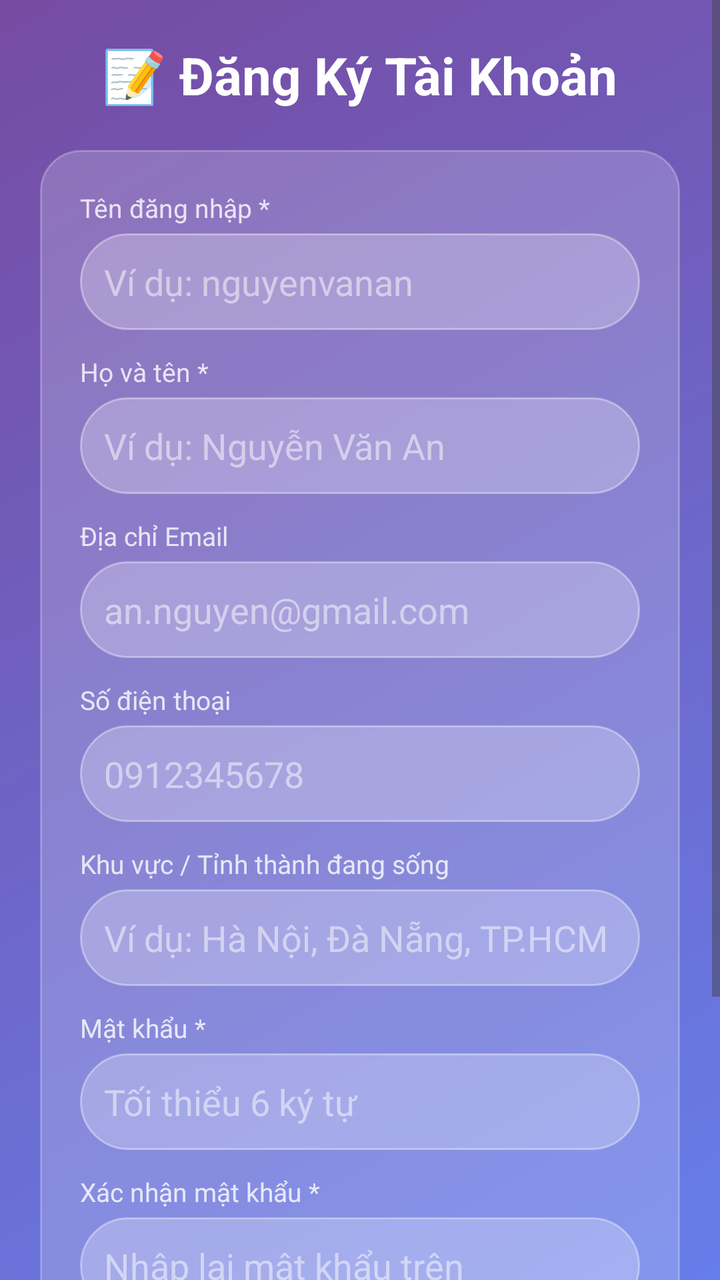
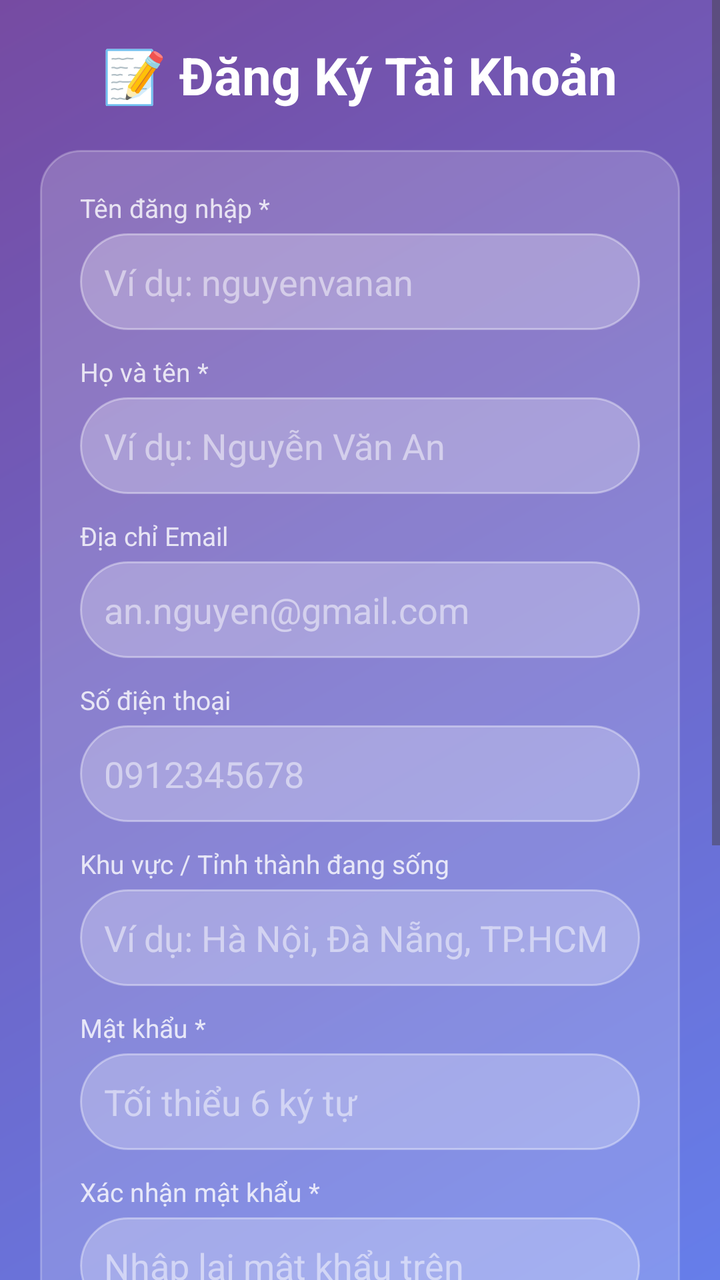

Before-and-after screenshots of an Android layout around one commit, followed by the original layout XML and the change that was made.
<!-- AndroidManifest.xml: application theme Theme.DuBaoThoiTiet -->
<!-- res/layout/activity_register.xml -->
<?xml version="1.0" encoding="utf-8"?>
<ScrollView xmlns:android="http://schemas.android.com/apk/res/android"
    android:layout_width="match_parent"
    android:layout_height="match_parent"
    android:background="@drawable/gradient_background"
    android:fillViewport="true"
    android:fitsSystemWindows="true">

    <LinearLayout
        android:layout_width="match_parent"
        android:layout_height="wrap_content"
        android:orientation="vertical"
        android:padding="20dp"
        android:gravity="center">

        <TextView
            android:layout_width="wrap_content"
            android:layout_height="wrap_content"
            android:text="📝 Đăng Ký Tài Khoản"
            android:textColor="@android:color/white"
            android:textSize="26sp"
            android:textStyle="bold"
            android:layout_marginBottom="20dp"/>

        
        <LinearLayout
            android:layout_width="match_parent"
            android:layout_height="wrap_content"
            android:orientation="vertical"
            android:background="@drawable/card_background"
            android:padding="20dp">

            
            <TextView
                android:layout_width="wrap_content"
                android:layout_height="wrap_content"
                android:text="Tên đăng nhập *"
                android:textColor="#CCFFFFFF"
                android:textSize="13sp"
                android:layout_marginBottom="4dp"/>

            <EditText
                android:id="@+id/etRegUsername"
                android:layout_width="match_parent"
                android:layout_height="wrap_content"
                android:hint="Ví dụ: nguyenvanan"
                android:textColorHint="#80FFFFFF"
                android:textColor="@android:color/white"
                android:background="@drawable/search_background"
                android:padding="12dp"
                android:inputType="text"
                android:layout_marginBottom="12dp"/>

            
            <TextView
                android:layout_width="wrap_content"
                android:layout_height="wrap_content"
                android:text="Họ và tên *"
                android:textColor="#CCFFFFFF"
                android:textSize="13sp"
                android:layout_marginBottom="4dp"/>

            <EditText
                android:id="@+id/etRegFullName"
                android:layout_width="match_parent"
                android:layout_height="wrap_content"
                android:hint="Ví dụ: Nguyễn Văn An"
                android:textColorHint="#80FFFFFF"
                android:textColor="@android:color/white"
                android:background="@drawable/search_background"
                android:padding="12dp"
                android:inputType="textPersonName"
                android:layout_marginBottom="12dp"/>

            
            <TextView
                android:layout_width="wrap_content"
                android:layout_height="wrap_content"
                android:text="Địa chỉ Email"
                android:textColor="#CCFFFFFF"
                android:textSize="13sp"
                android:layout_marginBottom="4dp"/>

            <EditText
                android:id="@+id/etRegEmail"
                android:layout_width="match_parent"
                android:layout_height="wrap_content"
                android:hint="an.nguyen@gmail.com"
                android:textColorHint="#80FFFFFF"
                android:textColor="@android:color/white"
                android:background="@drawable/search_background"
                android:padding="12dp"
                android:inputType="textEmailAddress"
                android:layout_marginBottom="12dp"/>

            
            <TextView
                android:layout_width="wrap_content"
                android:layout_height="wrap_content"
                android:text="Số điện thoại"
                android:textColor="#CCFFFFFF"
                android:textSize="13sp"
                android:layout_marginBottom="4dp"/>

            <EditText
                android:id="@+id/etRegPhone"
                android:layout_width="match_parent"
                android:layout_height="wrap_content"
                android:hint="0912345678"
                android:textColorHint="#80FFFFFF"
                android:textColor="@android:color/white"
                android:background="@drawable/search_background"
                android:padding="12dp"
                android:inputType="phone"
                android:layout_marginBottom="12dp"/>

            
            <TextView
                android:layout_width="wrap_content"
                android:layout_height="wrap_content"
                android:text="Khu vực / Tỉnh thành đang sống"
                android:textColor="#CCFFFFFF"
                android:textSize="13sp"
                android:layout_marginBottom="4dp"/>

            <EditText
                android:id="@+id/etRegLocation"
                android:layout_width="match_parent"
                android:layout_height="wrap_content"
                android:hint="Ví dụ: Hà Nội, Đà Nẵng, TP.HCM"
                android:textColorHint="#80FFFFFF"
                android:textColor="@android:color/white"
                android:background="@drawable/search_background"
                android:padding="12dp"
                android:inputType="text"
                android:layout_marginBottom="12dp"/>

            
            <TextView
                android:layout_width="wrap_content"
                android:layout_height="wrap_content"
                android:text="Mật khẩu *"
                android:textColor="#CCFFFFFF"
                android:textSize="13sp"
                android:layout_marginBottom="4dp"/>

            <EditText
                android:id="@+id/etRegPassword"
                android:layout_width="match_parent"
                android:layout_height="wrap_content"
                android:hint="Tối thiểu 6 ký tự"
                android:textColorHint="#80FFFFFF"
                android:textColor="@android:color/white"
                android:background="@drawable/search_background"
                android:padding="12dp"
                android:inputType="textPassword"
                android:layout_marginBottom="12dp"/>

            
            <TextView
                android:layout_width="wrap_content"
                android:layout_height="wrap_content"
                android:text="Xác nhận mật khẩu *"
                android:textColor="#CCFFFFFF"
                android:textSize="13sp"
                android:layout_marginBottom="4dp"/>

            <EditText
                android:id="@+id/etRegConfirmPassword"
                android:layout_width="match_parent"
                android:layout_height="wrap_content"
                android:hint="Nhập lại mật khẩu trên"
                android:textColorHint="#80FFFFFF"
                android:textColor="@android:color/white"
                android:background="@drawable/search_background"
                android:padding="12dp"
                android:inputType="textPassword"
                android:layout_marginBottom="20dp"/>

            
            <Button
                android:id="@+id/btnSubmitRegister"
                android:layout_width="match_parent"
                android:layout_height="wrap_content"
                android:text="Hoàn Tất Đăng Ký"
                android:textColor="@android:color/white"
                android:textSize="16sp"
                android:textStyle="bold"
                android:background="@drawable/button_normal"
                android:padding="14dp"
                android:layout_marginBottom="12dp"/>

            
            <TextView
                android:id="@+id/tvBackToLogin"
                android:layout_width="wrap_content"
                android:layout_height="wrap_content"
                android:text="Đã có tài khoản? Đăng nhập ngay"
                android:textColor="#B3FFFFFF"
                android:textSize="14sp"
                android:layout_gravity="center"
                android:padding="8dp"
                android:clickable="true"
                android:focusable="true"/>

        </LinearLayout>
    </LinearLayout>
</ScrollView>
<!-- resources referenced by this layout -->
<resources>
  <!-- drawable button_normal (drawable) -->
  <?xml version="1.0" encoding="utf-8"?>
  <shape xmlns:android="http://schemas.android.com/apk/res/android"
      android:shape="rectangle">
      <solid android:color="#40FFFFFF"/>
      <corners android:radius="15dp"/>
      <stroke
          android:width="1dp"
          android:color="#60FFFFFF"/>
  </shape>
  <!-- drawable card_background (drawable) -->
  <?xml version="1.0" encoding="utf-8"?>
  <shape xmlns:android="http://schemas.android.com/apk/res/android"
      android:shape="rectangle">
      <solid android:color="#30FFFFFF"/>
      <corners android:radius="20dp"/>
      <stroke
          android:width="1dp"
          android:color="#40FFFFFF"/>
  </shape>
  <!-- drawable gradient_background (drawable) -->
  <?xml version="1.0" encoding="utf-8"?>
  <shape xmlns:android="http://schemas.android.com/apk/res/android">
      <gradient
          android:angle="135"
          android:startColor="#667eea"
          android:endColor="#764ba2"
          android:type="linear"/>
  </shape>
  <!-- drawable search_background (drawable) -->
  <?xml version="1.0" encoding="utf-8"?>
  <shape xmlns:android="http://schemas.android.com/apk/res/android"
      android:shape="rectangle">
      <solid android:color="#40FFFFFF"/>
      <corners android:radius="25dp"/>
      <stroke
          android:width="1dp"
          android:color="#60FFFFFF"/>
  </shape>
  <style name="Theme.DuBaoThoiTiet" parent="Base.Theme.DuBaoThoiTiet" />
  <style name="Base.Theme.DuBaoThoiTiet" parent="Theme.Material3.DayNight.NoActionBar">
          <item name="android:fitsSystemWindows">true</item>
      </style>
</resources>

<!-- the commit's change to res/layout/activity_register.xml (unified diff, before → after) -->
@@ -175,11 +175,51 @@
                 android:background="@drawable/search_background"
                 android:padding="12dp"
                 android:inputType="textPassword"
-                android:layout_marginBottom="20dp"/>
+                android:layout_marginBottom="14dp"/>
+
+            
+            <TextView
+                android:layout_width="wrap_content"
+                android:layout_height="wrap_content"
+                android:text="Loại tài khoản đăng ký *"
+                android:textColor="#CCFFFFFF"
+                android:textSize="13sp"
+                android:layout_marginBottom="6dp"/>
+
+            <RadioGroup
+                android:id="@+id/rgAccountRole"
+                android:layout_width="match_parent"
+                android:layout_height="wrap_content"
+                android:orientation="vertical"
+                android:background="@drawable/search_background"
+                android:padding="8dp"
+                android:layout_marginBottom="18dp">
+
+                <RadioButton
+                    android:id="@+id/rbRoleUser"
+                    android:layout_width="match_parent"
+                    android:layout_height="wrap_content"
+                    android:text="👤 Người dùng thông thường"
+                    android:textColor="@android:color/white"
+                    android:textSize="13sp"
+                    android:checked="true"
+                    android:buttonTint="@android:color/white"/>
+
+                <RadioButton
+                    android:id="@+id/rbRoleAdmin"
+                    android:layout_width="match_parent"
+                    android:layout_height="wrap_content"
+                    android:text="👑 Quản trị viên - Admin (Toàn quyền quản trị CSDL)"
+                    android:textColor="#FFEB3B"
+                    android:textStyle="bold"
+                    android:textSize="13sp"
+                    android:buttonTint="#FFEB3B"/>
+            </RadioGroup>
 
             
             <Button
                 android:id="@+id/btnSubmitRegister"
+
                 android:layout_width="match_parent"
                 android:layout_height="wrap_content"
                 android:text="Hoàn Tất Đăng Ký"
